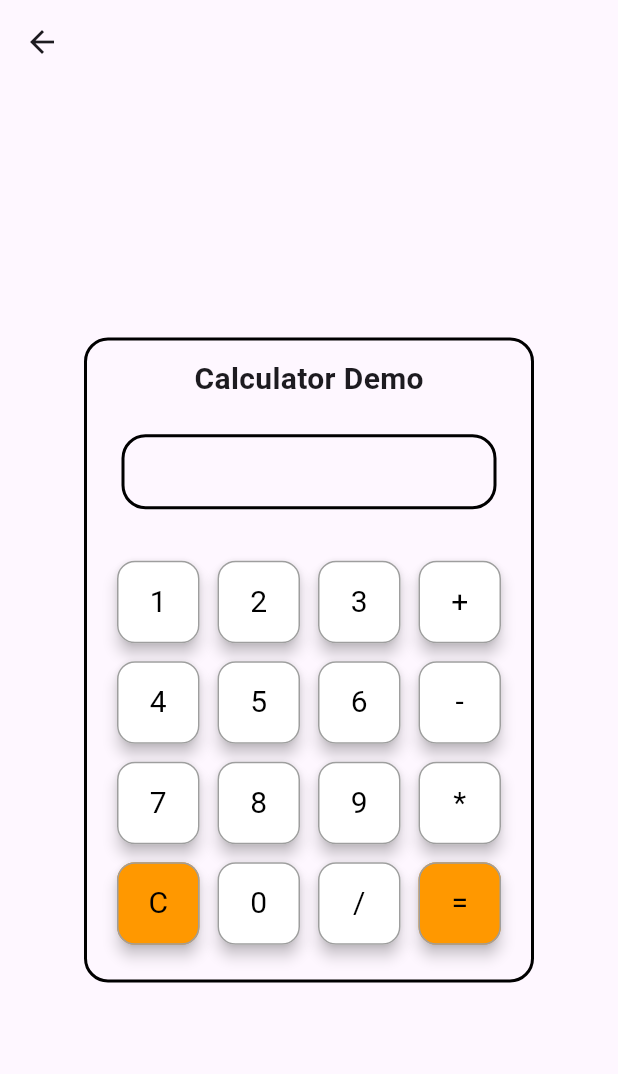
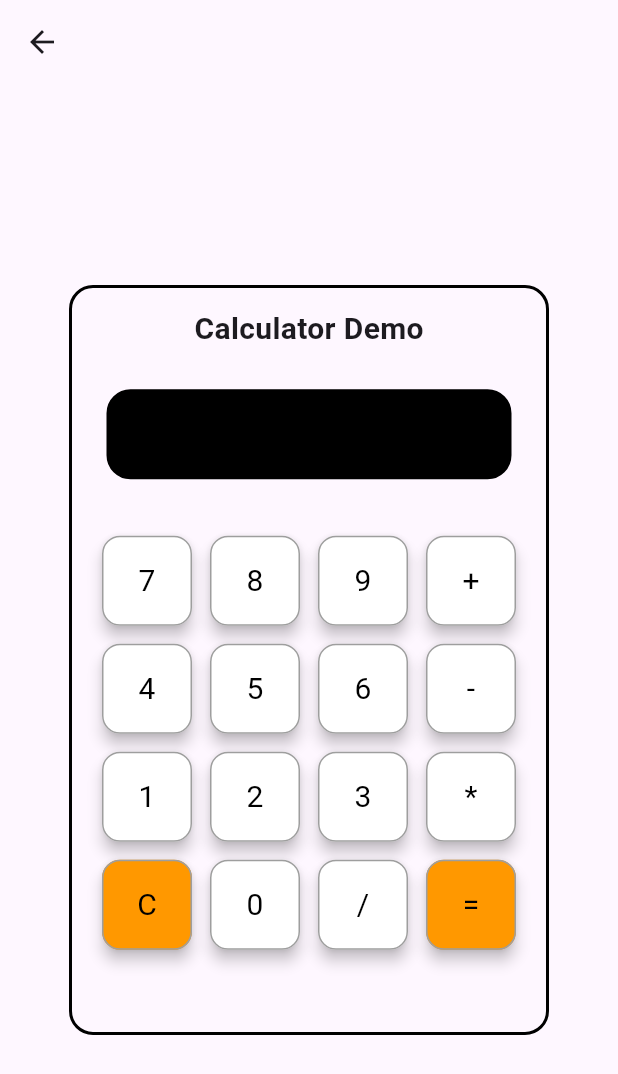
Before and after one commit to Niravkariya08/Internship, a Flutter app: the CalculatorDemo screen opened directly, on a phone screen of 412 x 824 dp. Shown: the top 1074 px of the screen. Run offline on Flutter 3.47's test engine with Material 3 defaults, Android fonts, the phone set to English and light mode, and no system bars; our stand-ins replace card_swiper, fluttertoast, geocoding, geolocator, image_cropper, image_picker and 4 more; missing offline and left inert: dart:ffi; accounts and stored records are empty; key blocks and very long unbroken strings in the code were emptied for the run.

Commit message:
Calculator and patterns

```diff
--- /dev/null
+++ b/devtools_options.yaml
@@ -0,0 +1,3 @@
+description: This file stores settings for Dart & Flutter DevTools.
+documentation: https://docs.flutter.dev/tools/devtools/extensions#configure-extension-enablement-states
+extensions:
--- a/lib/Weel_3/Calculator.dart
+++ b/lib/Weel_3/Calculator.dart
@@ -10,24 +10,22 @@ class CalculatorDemo extends StatefulWidget {
 
 class _CalculatorDemoState extends State<CalculatorDemo> {
   final List<Map<String, dynamic>> Buttons = [
-    //
-    //
-    {'color': Colors.white, 'Title': '1', 'value': '1'},
-    {'color': Colors.white, 'Title': '2', 'value': '2'},
-    {'color': Colors.white, 'Title': '3', 'value': '3'},
-    {'color': Colors.white, 'Title': '+', 'value': ''},
-    {'color': Colors.white, 'Title': '4', 'value': '4'},
-    {'color': Colors.white, 'Title': '5', 'value': '5'},
-    {'color': Colors.white, 'Title': '6', 'value': '6'},
-    {'color': Colors.white, 'Title': '-', 'value': ''},
-    {'color': Colors.white, 'Title': '7', 'value': '7'},
-    {'color': Colors.white, 'Title': '8', 'value': '8'},
-    {'color': Colors.white, 'Title': '9', 'value': '9'},
-    {'color': Colors.white, 'Title': '*', 'value': ''},
-    {'color': Colors.orange, 'Title': 'C', 'value': ''},
-    {'color': Colors.white, 'Title': '0', 'value': '0'},
-    {'color': Colors.white, 'Title': '/', 'value': ''},
-    {'color': Colors.orange, 'Title': '=', 'value': ''},
+    {'color': Colors.white, 'Title': '7'},
+    {'color': Colors.white, 'Title': '8'},
+    {'color': Colors.white, 'Title': '9'},
+    {'color': Colors.white, 'Title': '+'},
+    {'color': Colors.white, 'Title': '4'},
+    {'color': Colors.white, 'Title': '5'},
+    {'color': Colors.white, 'Title': '6'},
+    {'color': Colors.white, 'Title': '-'},
+    {'color': Colors.white, 'Title': '1'},
+    {'color': Colors.white, 'Title': '2'},
+    {'color': Colors.white, 'Title': '3'},
+    {'color': Colors.white, 'Title': '*'},
+    {'color': Colors.orange, 'Title': 'C'},
+    {'color': Colors.white, 'Title': '0'},
+    {'color': Colors.white, 'Title': '/'},
+    {'color': Colors.orange, 'Title': '='},
   ];
 
   String ScreenItem = '';
@@ -36,6 +34,7 @@ class _CalculatorDemoState extends State<CalculatorDemo> {
   String operator = '';
   double subtotal = 0;
   double ans = 0;
+  double result = 0;
 
   @override
   Widget build(BuildContext context) {
@@ -43,8 +42,9 @@ class _CalculatorDemoState extends State<CalculatorDemo> {
       appBar: AppBar(),
       body: Center(
         child: Container(
-          height: 430,
-          width: 300,
+          height: 500,
+          width: 320,
+
           decoration: BoxDecoration(
             border: Border.all(width: 2, color: Colors.black),
             borderRadius: BorderRadius.circular(16),
@@ -59,17 +59,21 @@ class _CalculatorDemoState extends State<CalculatorDemo> {
               Container(
                 alignment: Alignment.centerRight,
                 padding: EdgeInsets.all(8),
-                height: 50,
-                width: 250,
+                height: 60,
+                width: 270,
                 decoration: BoxDecoration(
+                  color: Colors.black,
                   border: Border.all(width: 2, color: Colors.black),
                   borderRadius: BorderRadius.circular(16),
                 ),
-                child: Text(ScreenItem, style: TextStyle(fontSize: 20)),
+                child: Text(
+                  ScreenItem,
+                  style: TextStyle(fontSize: 26, color: Colors.white),
+                ),
               ),
               Container(
-                height: 280,
-                width: 280,
+                height: 330,
+                width: 300,
                 child: GridView.builder(
                   padding: EdgeInsets.all(8),
                   gridDelegate: SliverGridDelegateWithFixedCrossAxisCount(
@@ -96,19 +100,22 @@ class _CalculatorDemoState extends State<CalculatorDemo> {
                             title == '/') {
                           num1 = double.parse(ScreenItem);
                           operator = title;
-                          // ScreenItem = '';
-                          ScreenItem = ScreenItem + title;
+                          ScreenItem += title;
                           setState(() {});
                           return;
                         }
+
                         if (title == '=') {
                           List<String> parts = ScreenItem.split(operator);
-                          // num2 = double.parse(ScreenItem);
-                          // equal();
-                          // return;
                           if (parts.length == 2) {
                             num2 = double.parse(parts[1]);
                             equal();
+                          } else {
+                            setState(() {
+                              num1 = result;
+                              num2 = double.parse(parts[1]);
+                              equal();
+                            });
                           }
                           return;
                         }
@@ -157,8 +164,6 @@ class _CalculatorDemoState extends State<CalculatorDemo> {
   }
 
   void equal() {
-    double result = 0;
-
     if (operator == '+') {
       result = num1 + num2;
     } else if (operator == '-') {
```
Also changed, not shown: lib/DashBoard.dart (+8 -0 lines), lib/Weel_3/pattern.dart (added, +177 -0 lines).
